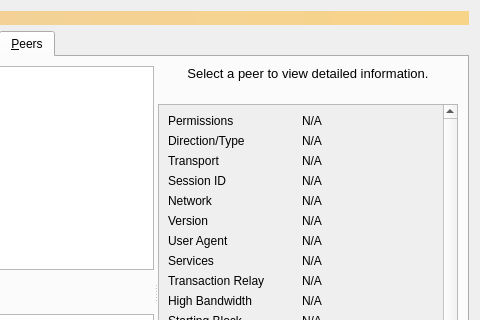
Runebase/runebase, file src/qt/forms/debugwindow.ui: the form before one commit; both pictures show x 268 to 748 and y 0 to 320 of the 748 by 539 pixel window.
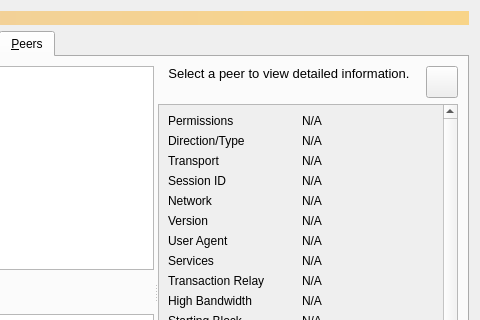
The form after the commit. The open tabs and pages were chosen to show the change. Icons and pictures are not drawn. Custom widgets are drawn as their Qt base class.

```diff
--- a/src/qt/forms/debugwindow.ui
+++ b/src/qt/forms/debugwindow.ui
@@ -988,6 +988,14 @@
           </property>
           <layout class="QVBoxLayout" name="verticalLayout_8">
            <item>
+              <layout class="QHBoxLayout" name="horizontalLayout_8">
+                <property name="topMargin">
+                  <number>0</number>
+                </property>
+                <property name="bottomMargin">
+                  <number>0</number>
+                </property>
+                <item>
             <widget class="QLabel" name="peerHeading">
              <property name="sizePolicy">
               <sizepolicy hsizetype="Preferred" vsizetype="Minimum">
@@ -1024,6 +1032,73 @@
             </widget>
            </item>
            <item>
+                  <widget class="QWidget" name="hidePeersDetail" native="true">
+                    <property name="enabled">
+                      <bool>true</bool>
+                    </property>
+                    <property name="minimumSize">
+                      <size>
+                        <width>32</width>
+                        <height>32</height>
+                      </size>
+                    </property>
+                    <property name="maximumSize">
+                      <size>
+                        <width>32</width>
+                        <height>32</height>
+                      </size>
+                    </property>
+                    <widget class="QToolButton" name="hidePeersDetailButton">
+                      <property name="geometry">
+                        <rect>
+                          <x>0</x>
+                          <y>0</y>
+                          <width>32</width>
+                          <height>32</height>
+                        </rect>
+                      </property>
+                      <property name="minimumSize">
+                        <size>
+                          <width>32</width>
+                          <height>32</height>
+                        </size>
+                      </property>
+                      <property name="baseSize">
+                        <size>
+                          <width>32</width>
+                          <height>32</height>
+                        </size>
+                      </property>
+                      <property name="toolTip">
+                        <string>Hide Peers Detail</string>
+                      </property>
+                      <property name="layoutDirection">
+                        <enum>Qt::LeftToRight</enum>
+                      </property>
+                      <property name="text">
+                        <string />
+                      </property>
+                      <property name="icon">
+                        <iconset resource="../bitcoin.qrc">
+                          <normaloff>:/icons/remove</normaloff>
+                          :/icons/remove
+                        </iconset>
+                      </property>
+                      <property name="iconSize">
+                        <size>
+                          <width>22</width>
+                          <height>22</height>
+                        </size>
+                      </property>
+                      <property name="shortcut">
+                        <string>Ctrl+X</string>
+                      </property>
+                    </widget>
+                  </widget>
+                </item>
+              </layout>
+            </item>
+           <item>
             <widget class="QScrollArea" name="scrollArea">
              <property name="widgetResizable">
               <bool>true</bool>
```
Left out of the diff: 59 changed lines with no effect on the pictures. Lines whose indentation alone changed are shown as unchanged.
